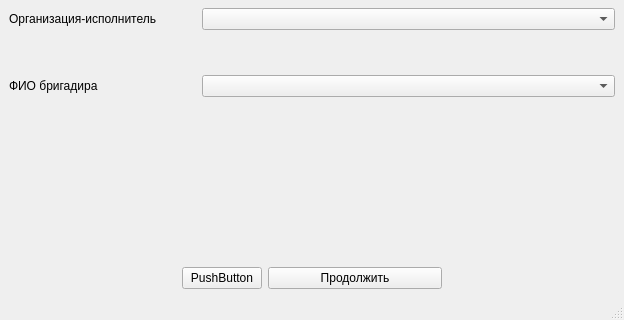
PavelZZ/DesktopAppEnergo, file ChooseExecutors.ui: the form before one commit; both pictures show x 0 to 624 and y 232 to 552 of the 624 by 552 pixel window.
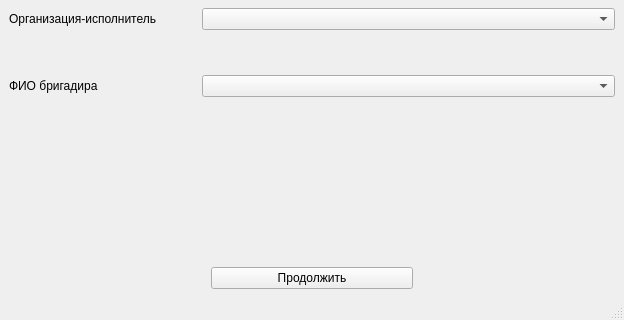
The form after the commit.

```diff
--- a/ChooseExecutors.ui
+++ b/ChooseExecutors.ui
@@ -97,14 +97,7 @@
        </spacer>
       </item>
       <item>
-       <widget class="QPushButton" name="pushButton_2">
-        <property name="text">
-         <string>PushButton</string>
-        </property>
-       </widget>
-      </item>
-      <item>
-       <widget class="QPushButton" name="pushButton">
+       <widget class="QPushButton" name="pushButton_continue">
         <property name="sizePolicy">
          <sizepolicy hsizetype="MinimumExpanding" vsizetype="Fixed">
           <horstretch>0</horstretch>
```
